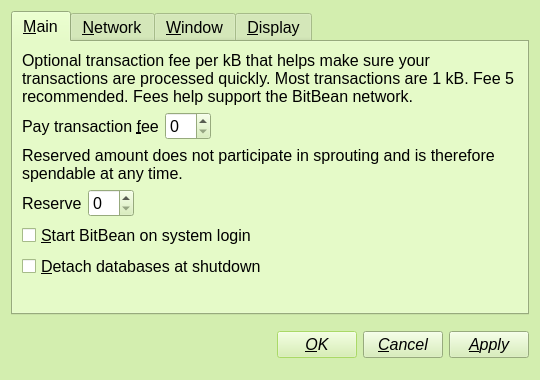
Old version of the form src/qt/forms/optionsdialog.ui in the repository nokat/bitbean.
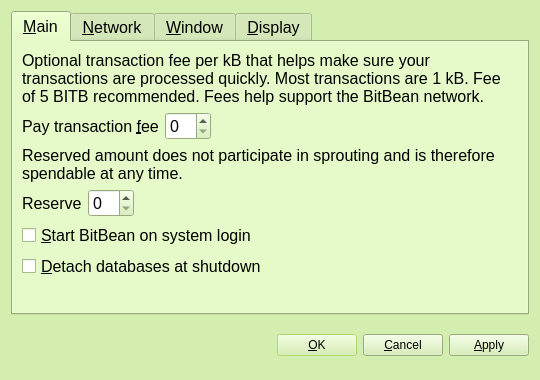
New version of the form. Icons and pictures are not drawn. Custom widgets are drawn as their Qt base class.

Commit message: GUI fixes, enhancements, checkpoint update, DNS seeders, IRC removal, zerocoin removal, rpcconsole update, new theme, new icons, new images, new network stats

```diff
--- a/src/qt/forms/optionsdialog.ui
+++ b/src/qt/forms/optionsdialog.ui
@@ -246,7 +246,7 @@
        <item>
         <widget class="QLabel" name="transactionFeeInfoLabel">
          <property name="text">
-          <string>Optional transaction fee per kB that helps make sure your transactions are processed quickly. Most transactions are 1 kB. Fee 5 recommended. Fees help support the BitBean network.</string>
+          <string>Optional transaction fee per kB that helps make sure your transactions are processed quickly. Most transactions are 1 kB. Fee of 5 BITB recommended. Fees help support the BitBean network.</string>
          </property>
          <property name="textFormat">
           <enum>Qt::PlainText</enum>
@@ -715,6 +715,13 @@
          </disabled>
         </palette>
        </property>
+       <property name="font">
+        <font>
+         <family>Sans Serif</family>
+         <pointsize>9</pointsize>
+         <italic>false</italic>
+        </font>
+       </property>
        <property name="text">
         <string>&amp;OK</string>
        </property>
@@ -722,6 +729,13 @@
      </item>
      <item>
       <widget class="QPushButton" name="cancelButton">
+       <property name="font">
+        <font>
+         <family>Sans Serif</family>
+         <pointsize>9</pointsize>
+         <italic>false</italic>
+        </font>
+       </property>
        <property name="text">
         <string>&amp;Cancel</string>
        </property>
@@ -732,6 +746,13 @@
      </item>
      <item>
       <widget class="QPushButton" name="applyButton">
+       <property name="font">
+        <font>
+         <family>Sans Serif</family>
+         <pointsize>9</pointsize>
+         <italic>false</italic>
+        </font>
+       </property>
        <property name="text">
         <string>&amp;Apply</string>
        </property>
```
Left out of the diff: 17 changed lines with no effect on the pictures. The commit also changes 93 other files.
